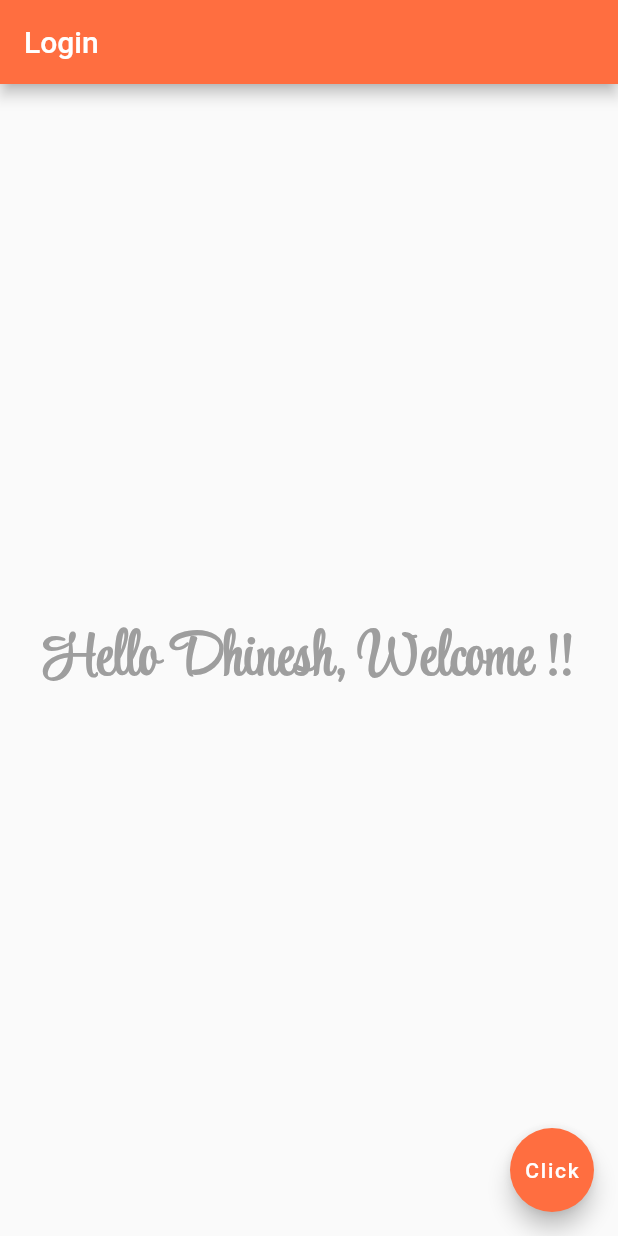
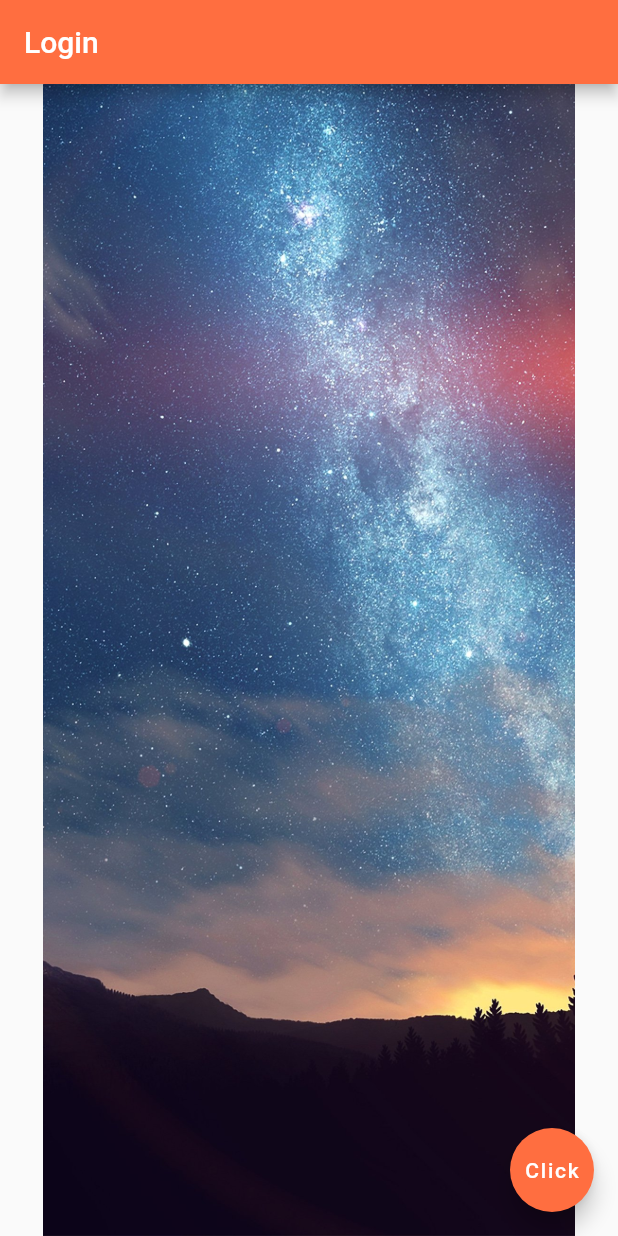
Before and after one commit to DhineshKathirvel/FlutterApplication, a Flutter app: the screen it shows after launch, on a phone screen of 412 x 824 dp. Run offline on Flutter 3.47's test engine with Material 2 defaults, Android fonts, the phone set to English and light mode, and no system bars.

Commit message:
Added Assets - Images and Fonts

```diff
--- a/lib/main.dart
+++ b/lib/main.dart
@@ -12,8 +12,9 @@ class MyApplication extends StatelessWidget {
         title: const Text('Login'),
         backgroundColor: Colors.deepOrangeAccent,
       ),
-      body: const Center(
-        child: Text(
+      body: Center(
+        child: Image.asset('assets/images/Space.jpg'),
+        /*Text(
             "Hello Dhinesh, Welcome !!",
             style: TextStyle(
                 color: Colors.grey,
@@ -21,7 +22,7 @@ class MyApplication extends StatelessWidget {
                 fontSize: 40.0,
                 fontFamily: 'StyleScript'
             )
-        ),
+        ),*/
       ),
       floatingActionButton: FloatingActionButton(
         onPressed: (){},
```
Also changed, not shown: pubspec.yaml (+3 -4 lines), assets/fonts/StyleScript-Regular.ttf (renamed from fonts/StyleScript-Regular.ttf), assets/images/Space.jpg (added).
